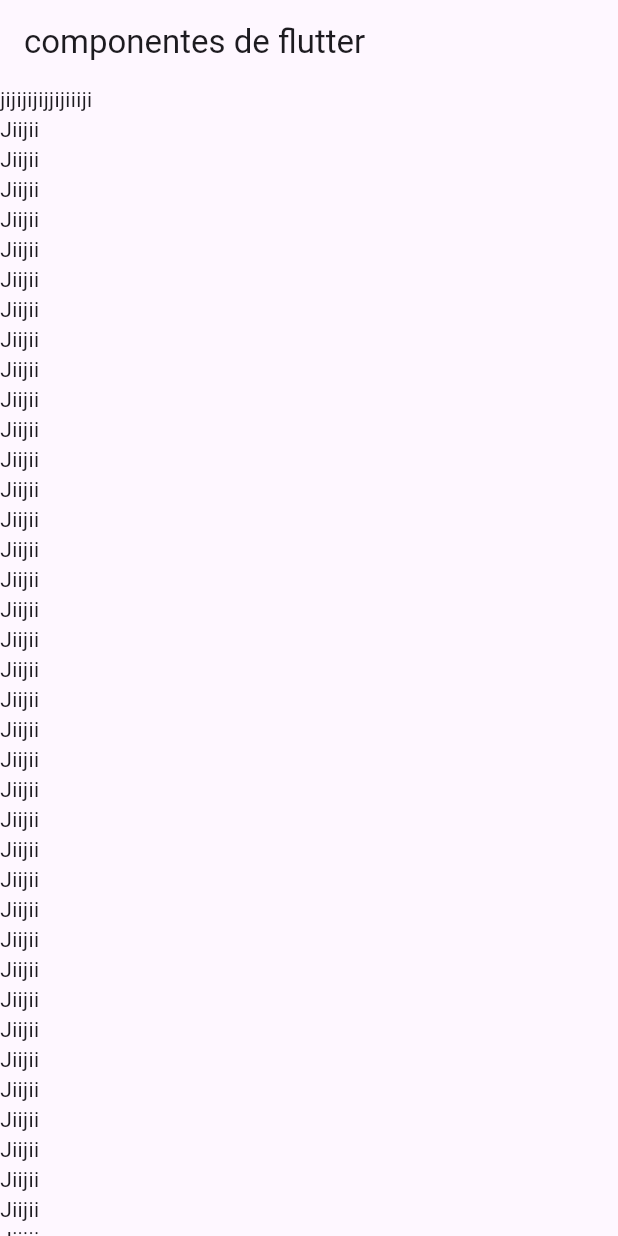
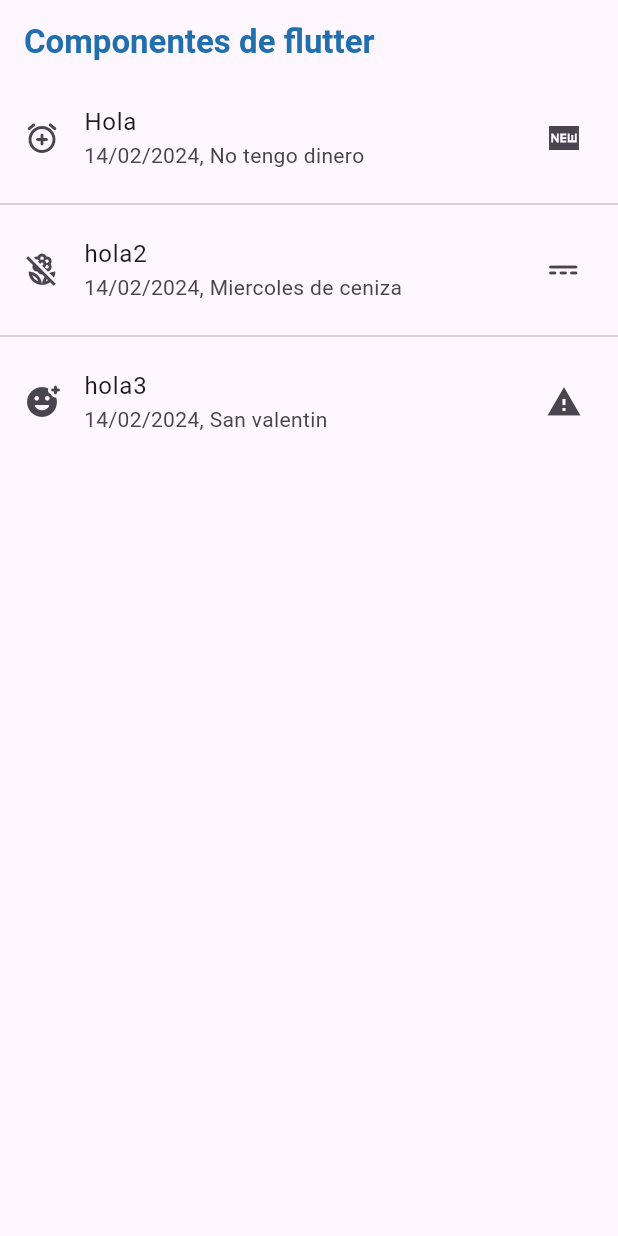
Before and after one commit to duranysdd/componentes_flutter, a Flutter app: the screen it shows after launch, on a phone screen of 412 x 824 dp. Run offline on Flutter 3.47's test engine with Material 3 defaults, Android fonts, the phone set to English and light mode, and no system bars.

Commit message:
Adding ListTitle to the ListView

```diff
--- a/lib/homescreen.dart
+++ b/lib/homescreen.dart
@@ -7,97 +7,33 @@ class homescreen extends StatelessWidget {
   Widget build(BuildContext context) {
     return Scaffold(
       appBar: AppBar(
-        title: const Text('componentes de flutter'),
+        title: const Text('Componentes de flutter',
+        style: TextStyle(
+          color: Color.fromARGB(255, 34, 111, 173),
+          fontWeight: FontWeight.bold),),
       ),
         body: ListView(
           children: const [
-            Text('jijijijijjijiiiji'),
-            Text('Jiijii'),
-            Text('Jiijii'),
-            Text('Jiijii'),
-            Text('Jiijii'),
-            Text('Jiijii'),
-            Text('Jiijii'),
-            Text('Jiijii'),
-            Text('Jiijii'),
-            Text('Jiijii'),
-            Text('Jiijii'),
-            Text('Jiijii'),
-            Text('Jiijii'),
-            Text('Jiijii'),
-            Text('Jiijii'),
-            Text('Jiijii'),
-            Text('Jiijii'),
-            Text('Jiijii'),
-            Text('Jiijii'),
-            Text('Jiijii'),
-            Text('Jiijii'),
-            Text('Jiijii'),
-            Text('Jiijii'),
-            Text('Jiijii'),
-            Text('Jiijii'),
-            Text('Jiijii'),
-            Text('Jiijii'),
-            Text('Jiijii'),
-            Text('Jiijii'),
-            Text('Jiijii'),
-            Text('Jiijii'),
-            Text('Jiijii'),
-            Text('Jiijii'),
-            Text('Jiijii'),
-            Text('Jiijii'),
-            Text('Jiijii'),
-            Text('Jiijii'),
-            Text('Jiijii'),
-            Text('Jiijii'),
-            Text('Jiijii'),
-            Text('Jiijii'),
-            Text('Jiijii'),
-            Text('Jiijii'),
-            Text('Jiijii'),
-            Text('Jiijii'),
-            Text('Jiijii'),
-            Text('Jiijii'),
-            Text('Jiijii'),
-            Text('Jiijii'),
-            Text('Jiijii'),
-            Text('Jiijii'),
-            Text('Jiijii'),
-            Text('Jiijii'),
-            Text('Jiijii'),
-            Text('Jiijii'),
-            Text('Jiijii'),
-            Text('Jiijii'),
-            Text('Jiijii'),
-            Text('Jiijii'),
-            Text('Jiijii'),
-            Text('Jiijii'),
-            Text('Jiijii'),
-            Text('Jiijii'),
-            Text('Jiijii'),
-            Text('Jiijii'),
-            Text('Jiijii'),
-            Text('Jiijii'),
-            Text('Jiijii'),
-            Text('Jiijii'),
-            Text('Jiijii'),
-            Text('Jiijii'),
-            Text('Jiijii'),
-            Text('Jiijii'),
-            Text('Jiijii'),
-            Text('Jiijii'),
-            Text('Jiijii'),
-            Text('Jiijii'),
-            Text('Jiijii'),
-            Text('Jiijii'),
-            Text('Jiijii'),
-            Text('Jiijii'),
-            Text('Jiijii'),
-            Text('Jiijii'),
-            Text('Jiijii'),
-            Text('Jiijii'),
-            Text('Jiijii'),
-            Text('Jiijii'),
+            ListTile(
+              leading: Icon(Icons.add_alarm_rounded),
+              title: Text('Hola'),
+              subtitle: Text('14/02/2024, No tengo dinero',),
+              trailing: Icon(Icons.fiber_new_sharp),
+            ),
+            Divider(),
+            ListTile(
+              leading: Icon(Icons.macro_off_outlined),
+              title: Text('hola2'),
+              subtitle: Text('14/02/2024, Miercoles de ceniza'),
+              trailing: Icon(Icons.power_input_rounded),
+            ),
+            Divider(),
+            ListTile(
+              leading: Icon(Icons.add_reaction_rounded),
+              title: Text('hola3'),
+              subtitle: Text('14/02/2024, San valentin'),
+              trailing: Icon(Icons.report_problem_sharp),
+            )
           ],
         ),
       );
```
